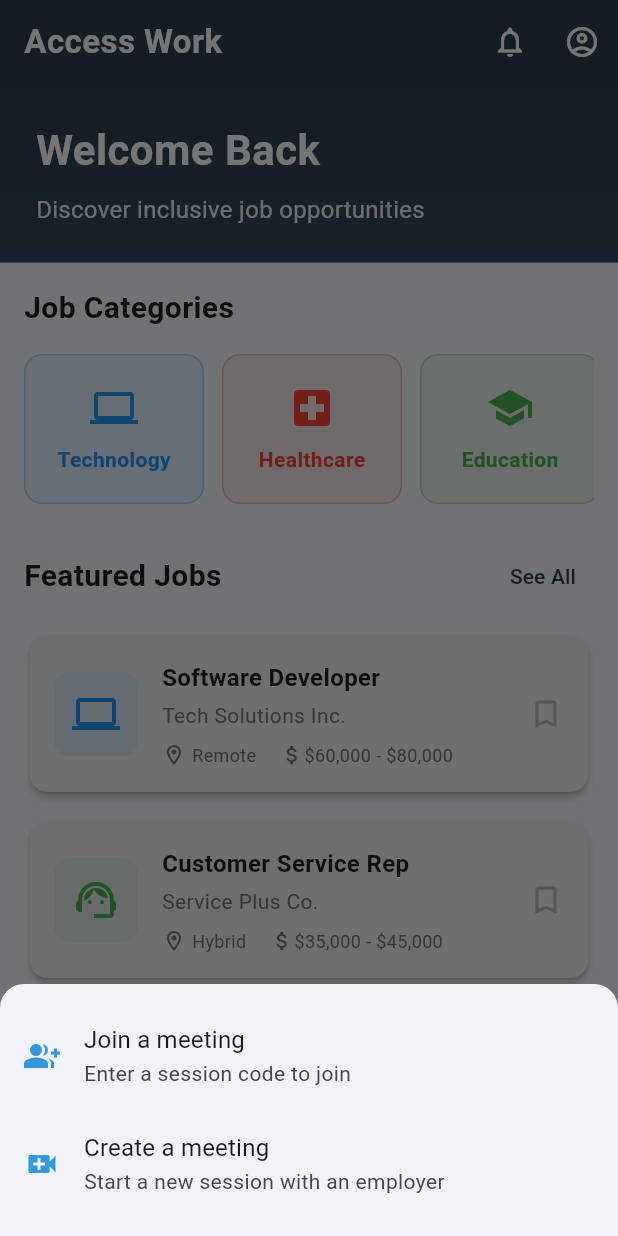
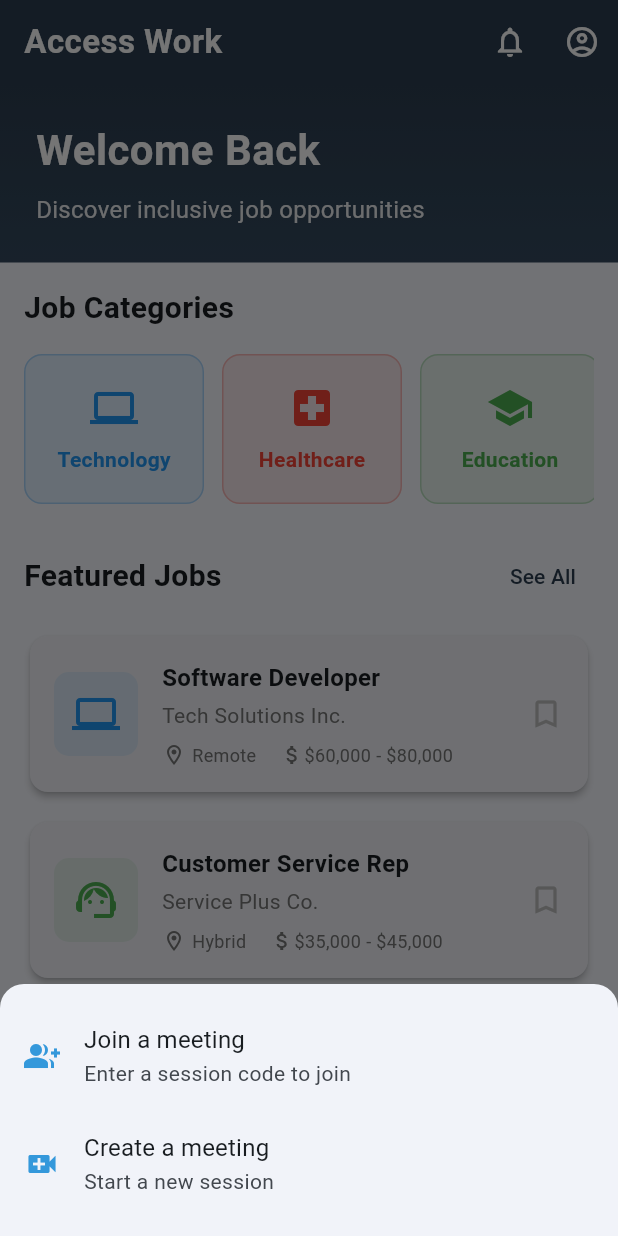
Before and after one commit to antonyvs05/Disabled-jobs-app-project, a Flutter app: the HomePage screen opened directly, after a tap on the "add" icon, on a phone screen of 412 x 824 dp. Run offline on Flutter 3.47's test engine with Material 3 defaults, Android fonts, the phone set to English and light mode, and no system bars; our stand-ins replace cloud_firestore, firebase_auth, firebase_core; accounts and stored records are empty.

Commit message:
text change of navbar

```diff
--- a/flutter_application_job/lib/home.dart
+++ b/flutter_application_job/lib/home.dart
@@ -157,7 +157,7 @@ class _HomePageState extends State<HomePage> {
                 ListTile(
                   leading: const Icon(Icons.video_call, color: Color(0xFF3498DB)),
                   title: const Text('Create a meeting'),
-                  subtitle: const Text('Start a new session with an employer'),
+                  subtitle: const Text('Start a new session'),
                   onTap: () {
                     Navigator.pop(context);
                   },
```
